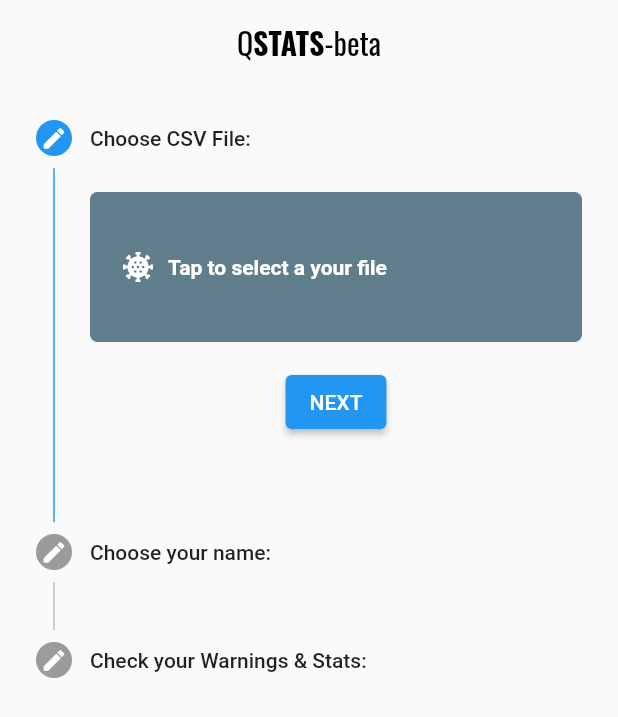
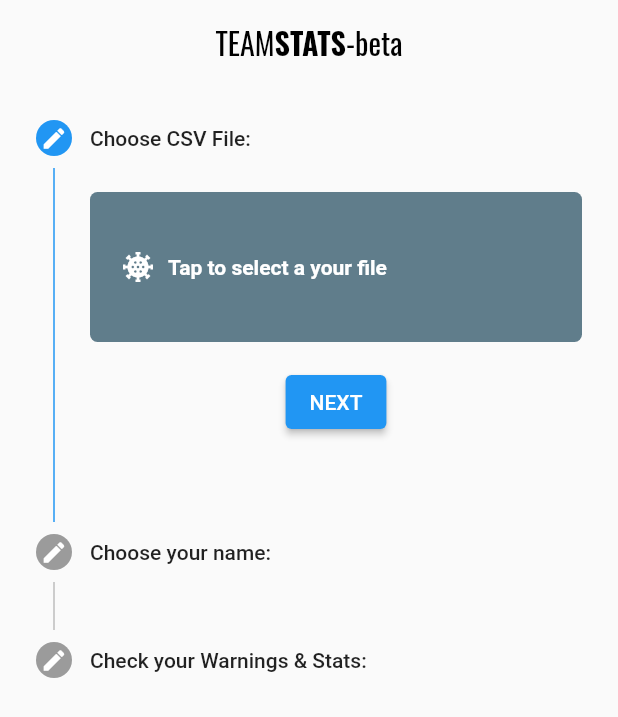
Before and after one commit to L-meck/qcsv, a Flutter app: the screen it shows after launch, on a phone screen of 412 x 824 dp. Shown: the top 717 px of the screen. Run offline on Flutter 3.47's test engine with Material 2 defaults, Android fonts, the light colour scheme and no system bars; our stand-ins replace csv, file_picker, google_fonts; missing offline and left inert: flutter_phone_direct_caller.

Commit message:
still fixing

```diff
--- a/lib/main.dart
+++ b/lib/main.dart
@@ -204,7 +204,7 @@ class _MyHomePageState extends State<MyHomePage> {
         // ),
         title: RichText(
             text: TextSpan(
-          text: 'Q',
+          text: 'TEAM',
           style: GoogleFonts.oswald(
             //cardo(
             color: Colors.black,
```
